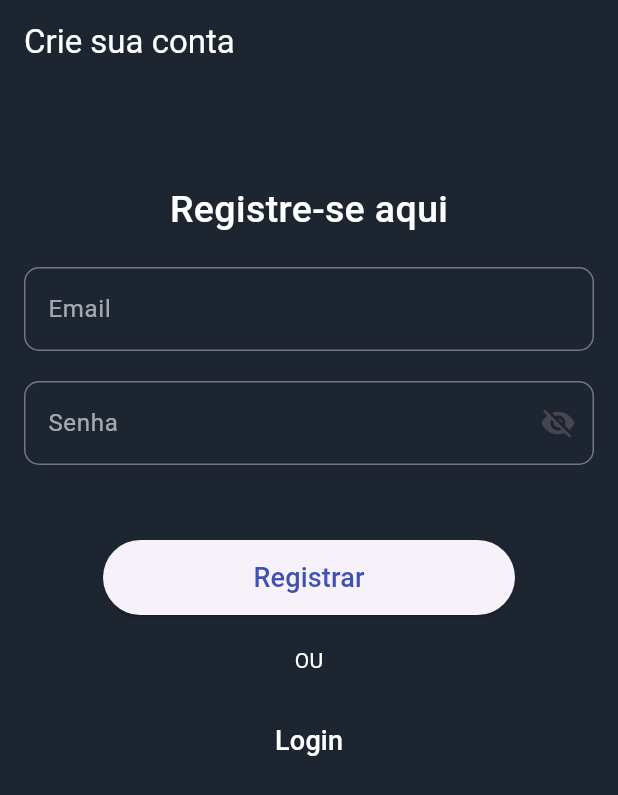
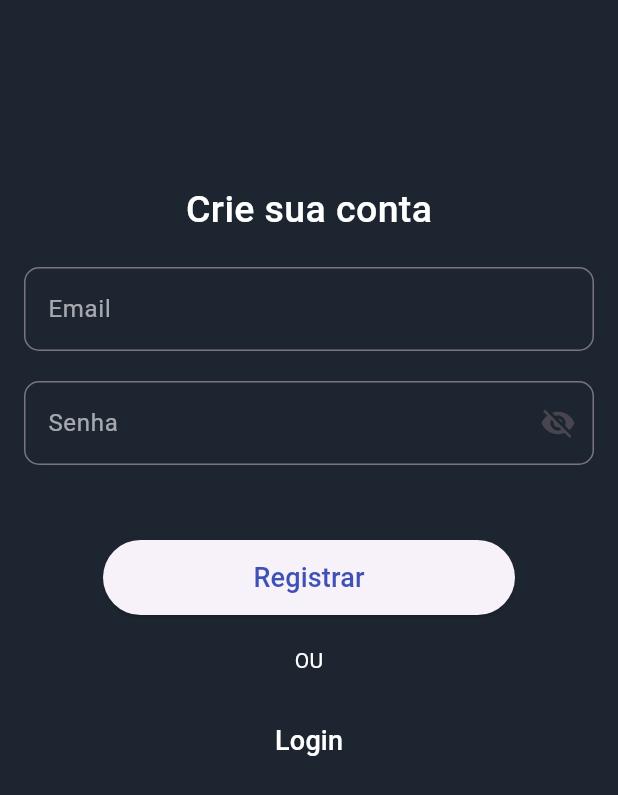
Before and after one commit to IsraelAlexsander/To-Do-List-Flutter, a Flutter app: the screen it shows after launch, after a tap on "Criar conta", on a phone screen of 412 x 824 dp. Shown: the top 795 px of the screen. Run offline on Flutter 3.47's test engine with Material 3 defaults, Android fonts, the phone set to English and light mode, and no system bars; our stand-ins replace cloud_firestore, firebase_auth, firebase_core, flutter_slidable; missing offline and left inert: dart:ffi; accounts and stored records are empty.

Commit message:
retirando texto da appbar

```diff
--- a/to_do_list/lib/screens/login_screen.dart
+++ b/to_do_list/lib/screens/login_screen.dart
@@ -26,7 +26,6 @@ class _LoginScreenState extends State<LoginScreen> {
         automaticallyImplyLeading: false,
         backgroundColor: Color(0xDD1d2630),
         foregroundColor: Colors.white,
-        title: Text("Entrar"),
       ),
       body: SingleChildScrollView(
         child: Padding(
--- a/to_do_list/lib/screens/signup_screen.dart
+++ b/to_do_list/lib/screens/signup_screen.dart
@@ -26,7 +26,6 @@ class _SignupScreenState extends State<SignupScreen> {
         automaticallyImplyLeading: false,
         backgroundColor: Color(0xDD1d2630),
         foregroundColor: Colors.white,
-        title: Text("Crie sua conta"),
       ),
       body: SingleChildScrollView(
         child: Padding(
@@ -35,7 +34,7 @@ class _SignupScreenState extends State<SignupScreen> {
             children: [
               SizedBox(height: 50),
               Text(
-                "Registre-se aqui",
+                "Crie sua conta",
                 style: TextStyle(
                     fontSize: 25,
                     fontWeight: FontWeight.w500,
```
